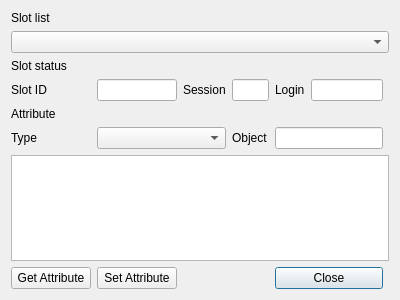
Qt form HsmMan/edit_attribute_dlg.ui (jykim74/CryptokiMan) before a commit.
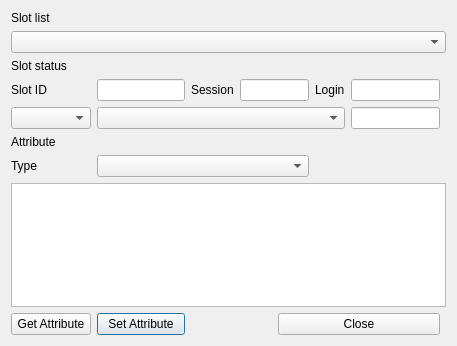
The same form after that commit.

Patch:
```diff
--- a/HsmMan/edit_attribute_dlg.ui
+++ b/HsmMan/edit_attribute_dlg.ui
@@ -6,41 +6,70 @@
    <rect>
     <x>0</x>
     <y>0</y>
-    <width>400</width>
-    <height>300</height>
+    <width>457</width>
+    <height>346</height>
    </rect>
   </property>
   <property name="windowTitle">
    <string>Dialog</string>
   </property>
   <layout class="QGridLayout" name="gridLayout">
-   <item row="0" column="0" colspan="3">
-    <widget class="QLabel" name="label">
+   <item row="8" column="0" colspan="9">
+    <widget class="QTextBrowser" name="mValueText"/>
+   </item>
+   <item row="3" column="2" colspan="2">
+    <widget class="QLabel" name="label_6">
      <property name="text">
-      <string>Slot list</string>
+      <string>Session</string>
+     </property>
+    </widget>
+   </item>
+   <item row="9" column="1">
+    <widget class="QPushButton" name="mSetAttrBtn">
+     <property name="text">
+      <string>Set Attribute</string>
+     </property>
+    </widget>
+   </item>
+   <item row="3" column="4" colspan="2">
+    <widget class="QLineEdit" name="mSessionText"/>
+   </item>
+   <item row="5" column="0">
+    <widget class="QComboBox" name="mObjectCombo"/>
+   </item>
+   <item row="7" column="0">
+    <widget class="QLabel" name="label_5">
+     <property name="text">
+      <string>Type</string>
+     </property>
+    </widget>
+   </item>
+   <item row="3" column="7">
+    <widget class="QLineEdit" name="mLoginText"/>
+   </item>
+   <item row="2" column="0" colspan="3">
+    <widget class="QLabel" name="label_2">
+     <property name="text">
+      <string>Slot status</string>
      </property>
     </widget>
    </item>
    <item row="1" column="0" colspan="9">
     <widget class="QComboBox" name="mSlotsCombo"/>
    </item>
-   <item row="4" column="0" colspan="2">
-    <widget class="QLabel" name="label_4">
+   <item row="7" column="1" colspan="5">
+    <widget class="QComboBox" name="mAttributeCombo"/>
+   </item>
+   <item row="9" column="0">
+    <widget class="QPushButton" name="mGetAttrBtn">
      <property name="text">
-      <string>Attribute</string>
+      <string>Get Attribute</string>
      </property>
     </widget>
    </item>
    <item row="3" column="1">
     <widget class="QLineEdit" name="mSlotIDText"/>
    </item>
-   <item row="3" column="6">
-    <widget class="QLabel" name="label_7">
-     <property name="text">
-      <string>Login</string>
-     </property>
-    </widget>
-   </item>
    <item row="3" column="0">
     <widget class="QLabel" name="label_3">
      <property name="text">
@@ -48,70 +77,40 @@
      </property>
     </widget>
    </item>
-   <item row="2" column="0" colspan="3">
-    <widget class="QLabel" name="label_2">
+   <item row="0" column="0" colspan="3">
+    <widget class="QLabel" name="label">
      <property name="text">
-      <string>Slot status</string>
+      <string>Slot list</string>
      </property>
     </widget>
    </item>
-   <item row="5" column="0">
-    <widget class="QLabel" name="label_5">
+   <item row="3" column="6">
+    <widget class="QLabel" name="label_7">
      <property name="text">
-      <string>Type</string>
+      <string>Login</string>
      </property>
     </widget>
    </item>
-   <item row="3" column="7">
-    <widget class="QLineEdit" name="mLoginText"/>
+   <item row="5" column="7">
+    <widget class="QLineEdit" name="mObjectText"/>
    </item>
-   <item row="6" column="0" colspan="9">
-    <widget class="QTextBrowser" name="mValueText"/>
-   </item>
-   <item row="3" column="4" colspan="2">
-    <widget class="QLineEdit" name="mSessionText"/>
-   </item>
-   <item row="3" column="2" colspan="2">
-    <widget class="QLabel" name="label_6">
+   <item row="6" column="0">
+    <widget class="QLabel" name="label_4">
      <property name="text">
-      <string>Session</string>
+      <string>Attribute</string>
      </property>
     </widget>
    </item>
-   <item row="5" column="4" colspan="2">
-    <widget class="QLabel" name="label_8">
-     <property name="text">
-      <string>Object</string>
-     </property>
-    </widget>
+   <item row="5" column="1" colspan="6">
+    <widget class="QComboBox" name="mLabelCombo"/>
    </item>
-   <item row="7" column="6" colspan="2">
+   <item row="9" column="5" colspan="3">
     <widget class="QPushButton" name="mCloseBtn">
      <property name="text">
       <string>Close</string>
      </property>
     </widget>
    </item>
-   <item row="5" column="6" colspan="2">
-    <widget class="QLineEdit" name="mObjectText"/>
-   </item>
-   <item row="5" column="1" colspan="3">
-    <widget class="QComboBox" name="mAttributeCombo"/>
-   </item>
-   <item row="7" column="0">
-    <widget class="QPushButton" name="mGetAttrBtn">
-     <property name="text">
-      <string>Get Attribute</string>
-     </property>
-    </widget>
-   </item>
-   <item row="7" column="1">
-    <widget class="QPushButton" name="mSetAttrBtn">
-     <property name="text">
-      <string>Set Attribute</string>
-     </property>
-    </widget>
-   </item>
   </layout>
  </widget>
  <resources/>
```
